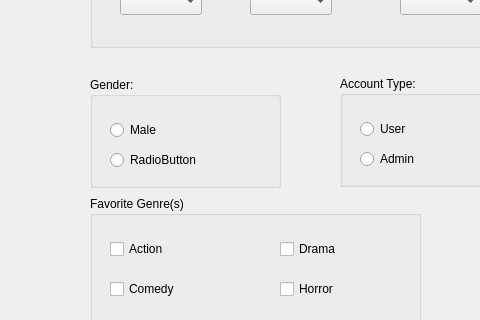
This is CinemaProject/registerwindow.ui in yomnahisham/QT-Lab-Assignment1 as Qt 5 draws it before an edit; both pictures show x 0 to 480 and y 293 to 613 of the 1213 by 811 pixel window. The edited form follows.
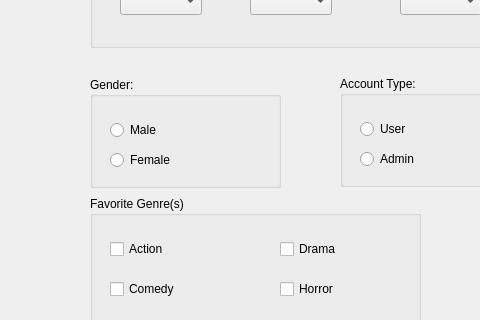
This is the edited form.

Commit message: Changed a few items in Register Window ui (+ Added month, day, year))

Patch:
```diff
--- a/CinemaProject/registerwindow.ui
+++ b/CinemaProject/registerwindow.ui
@@ -225,7 +225,7 @@
      </rect>
     </property>
     <property name="text">
-     <string>RadioButton</string>
+     <string>Female</string>
     </property>
    </widget>
    <widget class="QRadioButton" name="MaleRadioButton">
```
Left out of the diff: 370 changed lines with no effect on the pictures. The commit also changes 3 other files.
